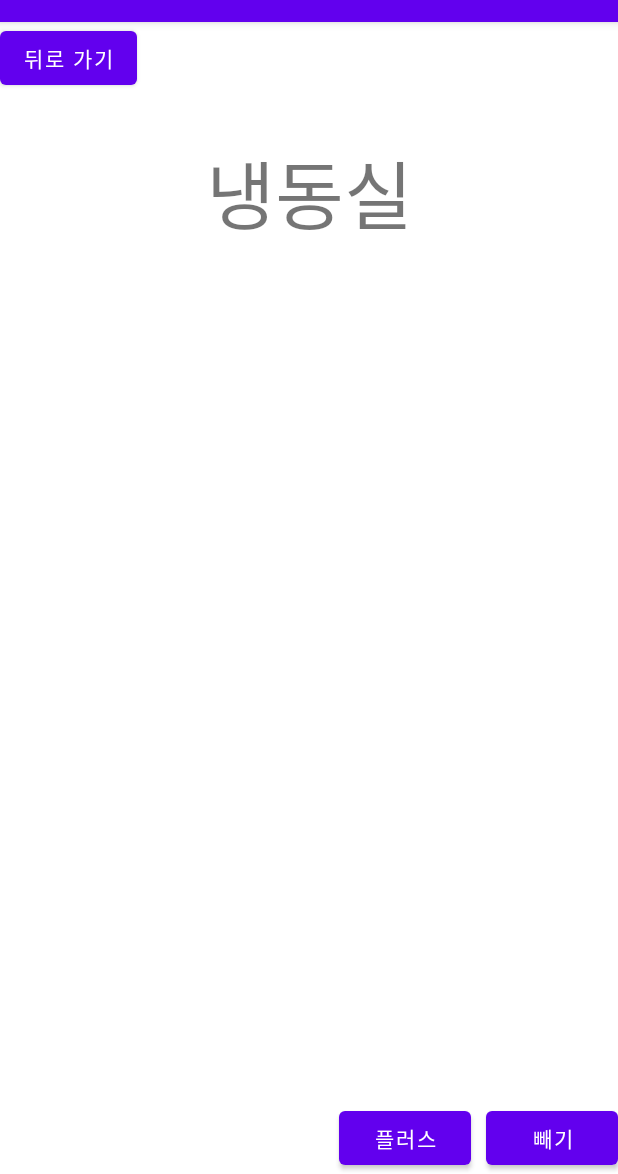
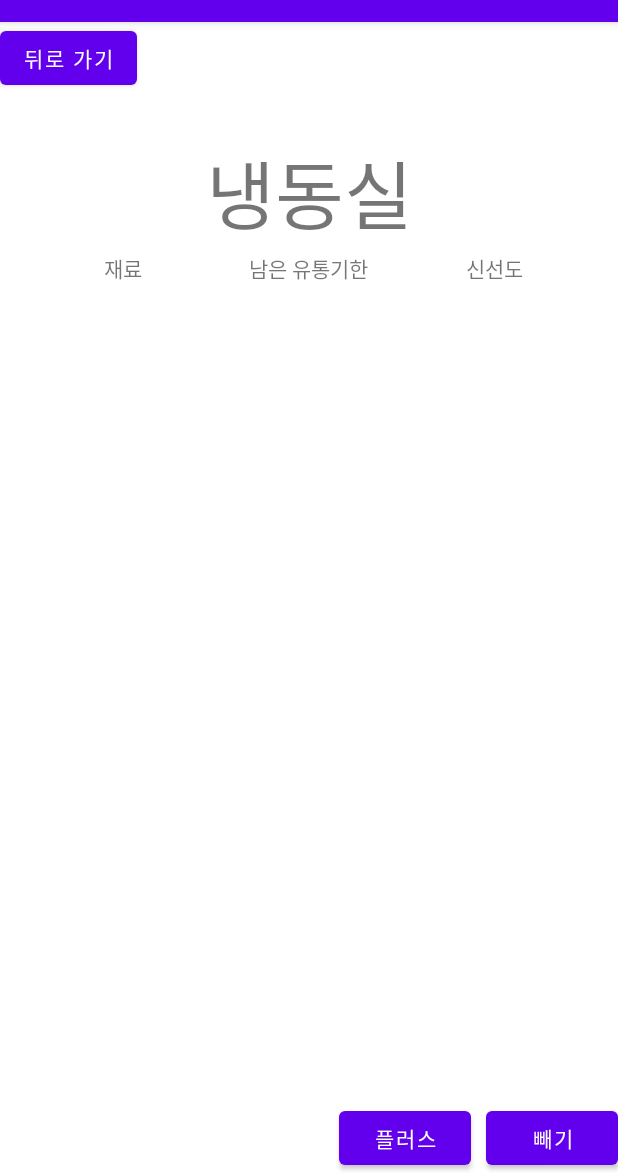
Before and after one commit to gikhoon/TakeCareFridge, an Android app: the FreezerMain screen opened directly, with no data from a screen before it, on a phone screen of 412 x 824 dp, the part 62-1236 px from its top. Run offline under Robolectric (Android 15) with nearby library versions, the phone set to English and light mode, and no system bars; our stand-ins replace Firebase (no records; nobody signed in at launch, a user with empty details on screens opened directly).

Commit message:
1118 NGH DB 냉장실,냉동실 DB 연동 완료+불필요 import제거

```diff
--- a/app/src/main/java/com/takecarefridge/FreezerMain.java
+++ b/app/src/main/java/com/takecarefridge/FreezerMain.java
@@ -53,10 +53,8 @@ public class FreezerMain extends AppCompatActivity {
                                     String imagePath = document.getString("이미지");
                                     String name = document.getId();
 
-                                    System.out.println(remainED+" "+name);
-
+                                    //DataList에 넣기
                                     FridgeData fd = new FridgeData(imagePath,name , totalEd, remainED);
-
                                     fridgeDataList.add(fd);
                                 }
                             }
--- a/app/src/main/java/com/takecarefridge/FridgeMain.java
+++ b/app/src/main/java/com/takecarefridge/FridgeMain.java
@@ -2,36 +2,22 @@ package com.takecarefridge;
 
 import android.content.Intent;
 import android.os.Bundle;
-import android.util.Log;
 import android.view.View;
-import android.widget.ImageView;
 
 import androidx.annotation.NonNull;
 import androidx.appcompat.app.AppCompatActivity;
 import androidx.recyclerview.widget.LinearLayoutManager;
 import androidx.recyclerview.widget.RecyclerView;
 
-import com.bumptech.glide.Glide;
 import com.google.android.gms.tasks.OnCompleteListener;
-import com.google.android.gms.tasks.OnSuccessListener;
 import com.google.android.gms.tasks.Task;
 import com.google.firebase.Timestamp;
-import com.google.firebase.firestore.CollectionReference;
-import com.google.firebase.firestore.DocumentReference;
-import com.google.firebase.firestore.DocumentSnapshot;
 import com.google.firebase.firestore.FirebaseFirestore;
 import com.google.firebase.firestore.QueryDocumentSnapshot;
 import com.google.firebase.firestore.QuerySnapshot;
-import com.google.firebase.storage.FirebaseStorage;
-import com.google.firebase.storage.StorageReference;
 
-import java.text.DateFormat;
-import java.text.ParseException;
-import java.text.SimpleDateFormat;
 import java.util.ArrayList;
-import java.util.Calendar;
 import java.util.Collections;
-import java.util.Date;
 
 public class FridgeMain extends AppCompatActivity {
     RecyclerView mFridgeList;
@@ -68,10 +54,7 @@ public class FridgeMain extends AppCompatActivity {
                                     String imagePath = document.getString("이미지");
                                     String name = document.getId();
 
-                                    System.out.println(remainED+" "+name);
-
                                     FridgeData fd = new FridgeData(imagePath,name , totalEd, remainED);
-
                                     fridgeDataList.add(fd);
                                 }
                             }
--- a/app/src/main/java/com/takecarefridge/MainActivity.java
+++ b/app/src/main/java/com/takecarefridge/MainActivity.java
@@ -11,7 +11,6 @@ import android.widget.ImageView;
 
 import com.bumptech.glide.Glide;
 import com.google.android.gms.tasks.OnCompleteListener;
-import com.google.android.gms.tasks.OnFailureListener;
 import com.google.android.gms.tasks.Task;
 import com.google.firebase.Timestamp;
 import com.google.firebase.firestore.DocumentReference;
--- a/app/src/main/res/layout/freezer_main.xml
+++ b/app/src/main/res/layout/freezer_main.xml
@@ -31,6 +31,31 @@
         android:layout_width="match_parent"
         android:layout_height="0dp">
 
+        <LinearLayout
+            android:id="@+id/fridge_menu"
+            android:layout_width="match_parent"
+            android:layout_height="wrap_content"
+            android:weightSum="10">
+            <TextView
+                android:layout_width="0dp"
+                android:layout_height="match_parent"
+                android:text="재료"
+                android:gravity="center"
+                android:layout_weight="4"/>
+            <TextView
+                android:layout_width="0dp"
+                android:layout_height="match_parent"
+                android:text="남은 유통기한"
+                android:gravity="center"
+                android:layout_weight="2"/>
+            <TextView
+                android:layout_width="0dp"
+                android:layout_height="match_parent"
+                android:text="신선도"
+                android:gravity="center"
+                android:layout_weight="4"/>
+        </LinearLayout>
+
         <androidx.recyclerview.widget.RecyclerView
             android:id="@+id/rv_freezerListRecyclerView"
             android:layout_width="match_parent"
```
